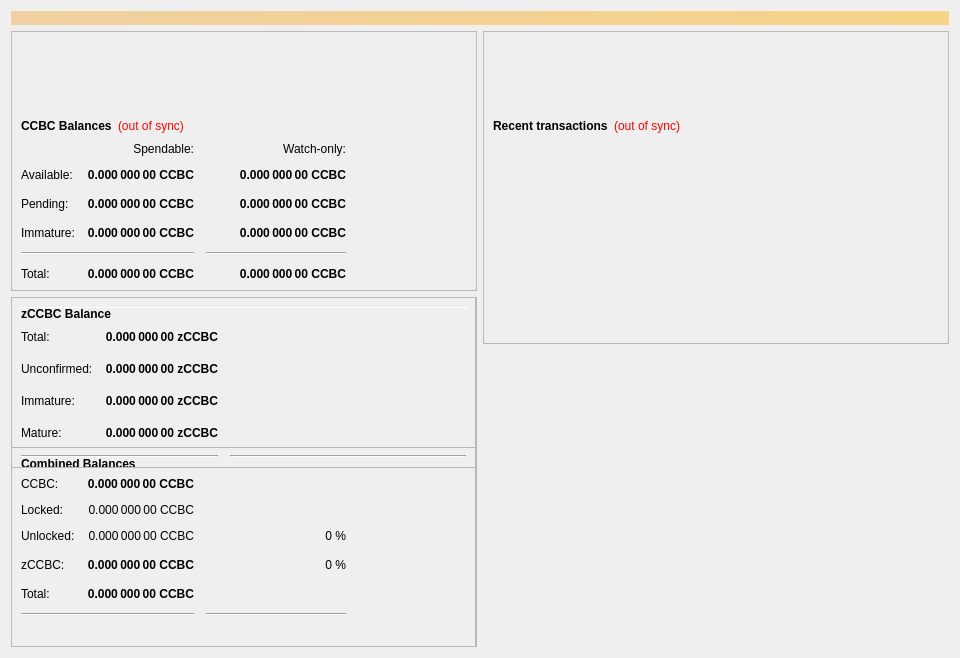
Above: src/qt/forms/overviewpage.ui from poseidondev/posq before the change. Below: the same form after it.
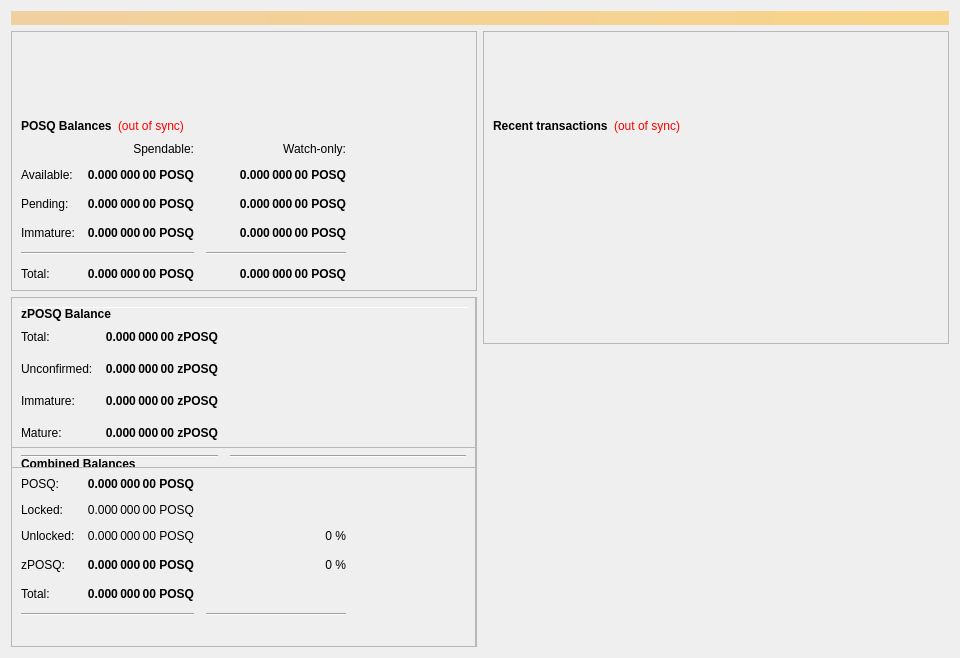
That is the form after the change.

```diff
--- a/src/qt/forms/overviewpage.ui
+++ b/src/qt/forms/overviewpage.ui
@@ -76,7 +76,7 @@
                </font>
               </property>
               <property name="text">
-               <string>CCBC Balances</string>
+               <string>POSQ Balances</string>
               </property>
              </widget>
             </item>
@@ -134,7 +134,7 @@
                <string>Unconfirmed transactions to watch-only addresses</string>
               </property>
               <property name="text">
-               <string notr="true">0.000 000 00 CCBC</string>
+               <string notr="true">0.000 000 00 POSQ</string>
               </property>
               <property name="alignment">
                <set>Qt::AlignRight|Qt::AlignTrailing|Qt::AlignVCenter</set>
@@ -159,7 +159,7 @@
                <string>Total of transactions that have yet to be confirmed, and do not yet count toward the spendable balance</string>
               </property>
               <property name="text">
-               <string notr="true">0.000 000 00 CCBC</string>
+               <string notr="true">0.000 000 00 POSQ</string>
               </property>
               <property name="alignment">
                <set>Qt::AlignRight|Qt::AlignTrailing|Qt::AlignVCenter</set>
@@ -184,7 +184,7 @@
                <string>Staked or masternode rewards in watch-only addresses that has not yet matured</string>
               </property>
               <property name="text">
-               <string notr="true">0.000 000 00 CCBC</string>
+               <string notr="true">0.000 000 00 POSQ</string>
               </property>
               <property name="alignment">
                <set>Qt::AlignRight|Qt::AlignTrailing|Qt::AlignVCenter</set>
@@ -242,7 +242,7 @@
                <string>Staked or masternode rewards that has not yet matured</string>
               </property>
               <property name="text">
-               <string notr="true">0.000 000 00 CCBC</string>
+               <string notr="true">0.000 000 00 POSQ</string>
               </property>
               <property name="alignment">
                <set>Qt::AlignRight|Qt::AlignTrailing|Qt::AlignVCenter</set>
@@ -287,7 +287,7 @@
                <string>Your current total balance</string>
               </property>
               <property name="text">
-               <string notr="true">0.000 000 00 CCBC</string>
+               <string notr="true">0.000 000 00 POSQ</string>
               </property>
               <property name="alignment">
                <set>Qt::AlignRight|Qt::AlignTrailing|Qt::AlignVCenter</set>
@@ -312,7 +312,7 @@
                <string>Current total balance in watch-only addresses</string>
               </property>
               <property name="text">
-               <string notr="true">0.000 000 00 CCBC</string>
+               <string notr="true">0.000 000 00 POSQ</string>
               </property>
               <property name="alignment">
                <set>Qt::AlignRight|Qt::AlignTrailing|Qt::AlignVCenter</set>
@@ -354,7 +354,7 @@
                <string>Your current spendable balance</string>
               </property>
               <property name="text">
-               <string notr="true">0.000 000 00 CCBC</string>
+               <string notr="true">0.000 000 00 POSQ</string>
               </property>
               <property name="alignment">
                <set>Qt::AlignRight|Qt::AlignTrailing|Qt::AlignVCenter</set>
@@ -379,7 +379,7 @@
                <string>Your current balance in watch-only addresses</string>
               </property>
               <property name="text">
-               <string notr="true">0.000 000 00 CCBC</string>
+               <string notr="true">0.000 000 00 POSQ</string>
               </property>
               <property name="alignment">
                <set>Qt::AlignRight|Qt::AlignTrailing|Qt::AlignVCenter</set>
@@ -966,7 +966,7 @@
                 <string>Total of transactions that have yet to be confirmed, and do not yet count toward the spendable balance</string>
                </property>
                <property name="text">
-                <string notr="true">0.000 000 00 CCBC</string>
+                <string notr="true">0.000 000 00 POSQ</string>
                </property>
                <property name="alignment">
                 <set>Qt::AlignRight|Qt::AlignTrailing|Qt::AlignVCenter</set>
@@ -991,7 +991,7 @@
                 <string>Total Balance, including unconfirmed and immature coins.</string>
                </property>
                <property name="text">
-                <string notr="true">0.000 000 00 CCBC</string>
+                <string notr="true">0.000 000 00 POSQ</string>
                </property>
                <property name="alignment">
                 <set>Qt::AlignRight|Qt::AlignTrailing|Qt::AlignVCenter</set>
@@ -1024,7 +1024,7 @@
              <item row="1" column="0">
               <widget class="QLabel" name="labelBalanceTextz">
                <property name="text">
-                <string>CCBC:</string>
+                <string>POSQ:</string>
                </property>
               </widget>
              </item>
@@ -1043,7 +1043,7 @@
                 <string>Your current spendable balance</string>
                </property>
                <property name="text">
-                <string notr="true">0.000 000 00 CCBC</string>
+                <string notr="true">0.000 000 00 POSQ</string>
                </property>
                <property name="alignment">
                 <set>Qt::AlignRight|Qt::AlignTrailing|Qt::AlignVCenter</set>
@@ -1059,7 +1059,7 @@
                 <string/>
                </property>
                <property name="text">
-                <string>zCCBC:</string>
+                <string>zPOSQ:</string>
                </property>
               </widget>
              </item>
@@ -1095,7 +1095,7 @@
                 <string>Locked CCBC or Masternode collaterals. These are excluded from zCCBC minting.</string>
                </property>
                <property name="text">
-                <string>0.000 000 00 CCBC</string>
+                <string>0.000 000 00 POSQ</string>
                </property>
                <property name="alignment">
                 <set>Qt::AlignRight|Qt::AlignTrailing|Qt::AlignVCenter</set>
@@ -1128,7 +1128,7 @@
                 <string>Unlocked CCBCs. These can be used for zCCBC minting.</string>
                </property>
                <property name="text">
-                <string>0.000 000 00 CCBC</string>
+                <string>0.000 000 00 POSQ</string>
                </property>
                <property name="alignment">
                 <set>Qt::AlignRight|Qt::AlignTrailing|Qt::AlignVCenter</set>
@@ -1195,7 +1195,7 @@
                 </font>
                </property>
                <property name="text">
-                <string>zCCBC Balance</string>
+                <string>zPOSQ Balance</string>
                </property>
               </widget>
              </item>
@@ -1241,7 +1241,7 @@
                 <string>All available zCCBC, unconfirmed and immature zCCBC included.</string>
                </property>
                <property name="text">
-                <string notr="true">0.000 000 00 zCCBC</string>
+                <string notr="true">0.000 000 00 zPOSQ</string>
                </property>
                <property name="alignment">
                 <set>Qt::AlignRight|Qt::AlignTrailing|Qt::AlignVCenter</set>
@@ -1321,7 +1321,7 @@
                                 </string>
                </property>
                <property name="text">
-                <string>0.000 000 00 zCCBC</string>
+                <string>0.000 000 00 zPOSQ</string>
                </property>
                <property name="alignment">
                 <set>Qt::AlignRight|Qt::AlignTrailing|Qt::AlignVCenter</set>
@@ -1356,7 +1356,7 @@
                                 </string>
                </property>
                <property name="text">
-                <string>0.000 000 00 zCCBC</string>
+                <string>0.000 000 00 zPOSQ</string>
                </property>
                <property name="alignment">
                 <set>Qt::AlignRight|Qt::AlignTrailing|Qt::AlignVCenter</set>
@@ -1404,7 +1404,7 @@
                                 </string>
                </property>
                <property name="text">
-                <string>0.000 000 00 zCCBC</string>
+                <string>0.000 000 00 zPOSQ</string>
                </property>
                <property name="alignment">
                 <set>Qt::AlignRight|Qt::AlignTrailing|Qt::AlignVCenter</set>
```
Left out of the diff: 26 changed lines with no effect on the pictures.
